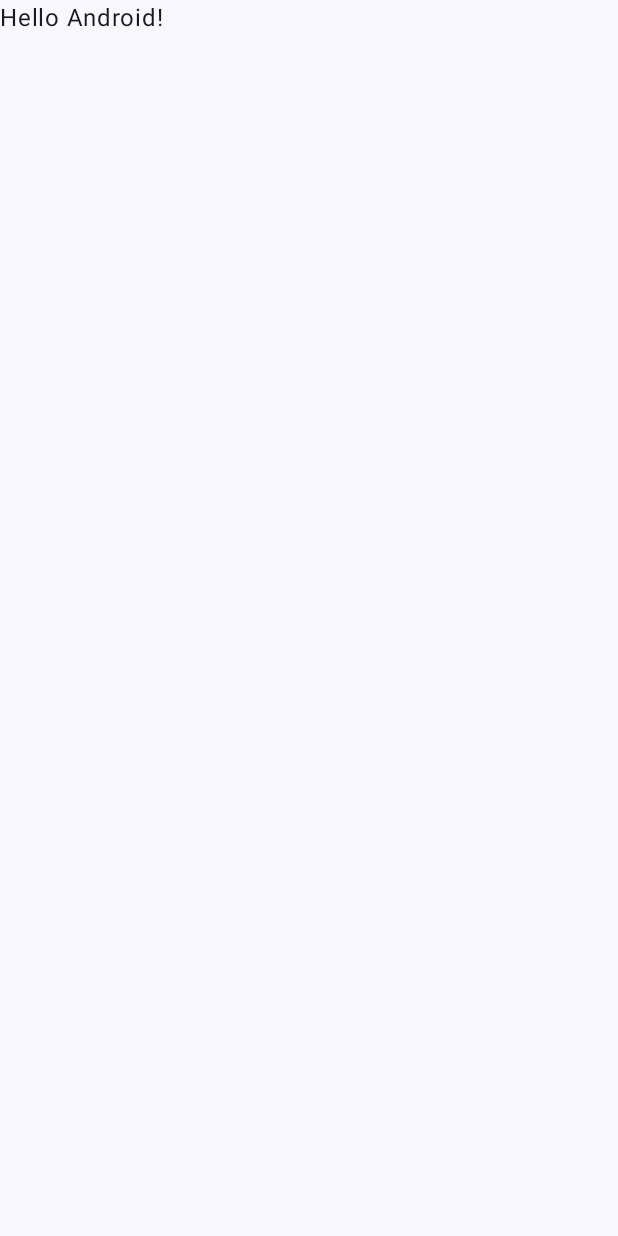
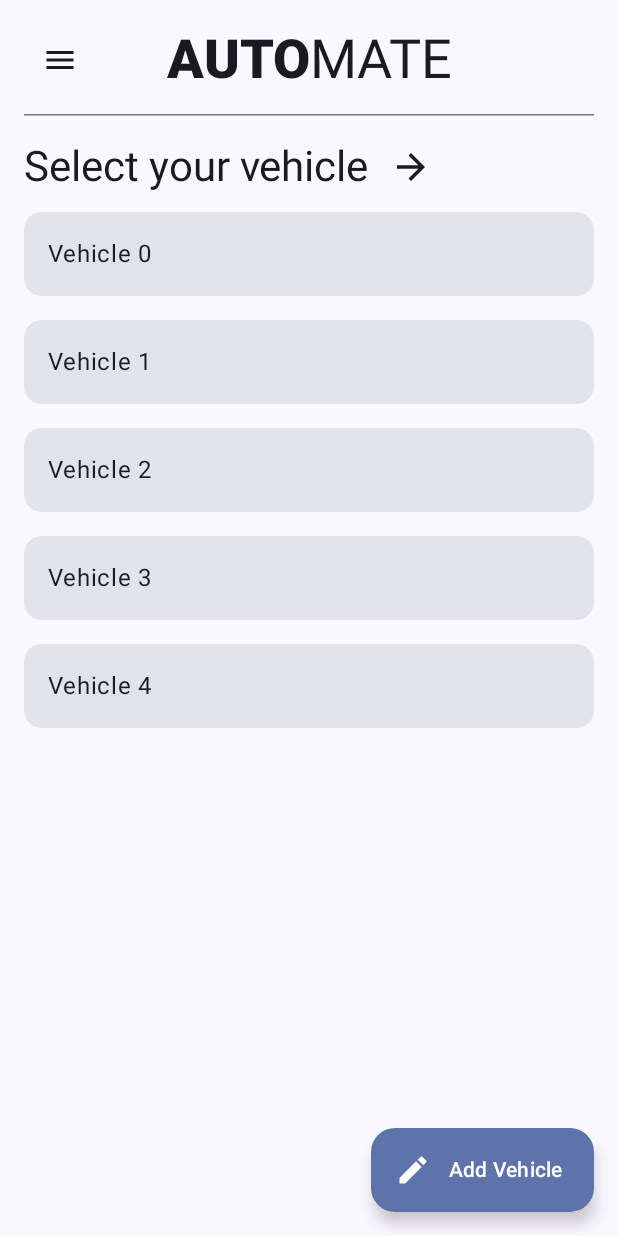
Before and after one commit to JakubNowwwak/AutoMate, an Android app built with Jetpack Compose: the screen it shows after launch (MainActivity), on a phone screen of 412 x 824 dp. Before the commit the screen is almost empty. Run offline under Robolectric (Android 15) with nearby library versions, the phone set to English and light mode, and no system bars.

Commit message:
Creation of the main screen, not functional yet.

```diff
--- a/app/src/main/java/com/example/automate/MainActivity.kt
+++ b/app/src/main/java/com/example/automate/MainActivity.kt
@@ -5,13 +5,10 @@ import androidx.activity.ComponentActivity
 import androidx.activity.compose.setContent
 import androidx.activity.enableEdgeToEdge
 import androidx.compose.foundation.layout.fillMaxSize
-import androidx.compose.foundation.layout.padding
 import androidx.compose.material3.Scaffold
-import androidx.compose.material3.Text
-import androidx.compose.runtime.Composable
 import androidx.compose.ui.Modifier
-import androidx.compose.ui.tooling.preview.Preview
 import com.example.automate.ui.theme.AUTOmateTheme
+import com.example.automate.vehicles.VehiclesScreen
 
 class MainActivity : ComponentActivity() {
     override fun onCreate(savedInstanceState: Bundle?) {
@@ -20,28 +17,9 @@ class MainActivity : ComponentActivity() {
         setContent {
             AUTOmateTheme {
                 Scaffold(modifier = Modifier.fillMaxSize()) { innerPadding ->
-                    Greeting(
-                        name = "Android",
-                        modifier = Modifier.padding(innerPadding)
-                    )
+                    VehiclesScreen()
                 }
             }
         }
     }
 }
-
-@Composable
-fun Greeting(name: String, modifier: Modifier = Modifier) {
-    Text(
-        text = "Hello $name!",
-        modifier = modifier
-    )
-}
-
-@Preview(showBackground = true)
-@Composable
-fun GreetingPreview() {
-    AUTOmateTheme {
-        Greeting("Android")
-    }
-}
--- /dev/null
+++ b/app/src/main/java/com/example/automate/vehicles/VehiclesScreen.kt
@@ -0,0 +1,128 @@
+package com.example.automate.vehicles
+
+import androidx.compose.foundation.layout.Box
+import androidx.compose.foundation.layout.Column
+import androidx.compose.foundation.layout.Row
+import androidx.compose.foundation.layout.Spacer
+import androidx.compose.foundation.layout.fillMaxSize
+import androidx.compose.foundation.layout.fillMaxWidth
+import androidx.compose.foundation.layout.height
+import androidx.compose.foundation.layout.padding
+import androidx.compose.foundation.layout.size
+import androidx.compose.foundation.layout.width
+import androidx.compose.foundation.lazy.LazyColumn
+import androidx.compose.material.icons.Icons
+import androidx.compose.material.icons.filled.ArrowForward
+import androidx.compose.material.icons.filled.Create
+import androidx.compose.material.icons.filled.Menu
+import androidx.compose.material3.Card
+import androidx.compose.material3.ExtendedFloatingActionButton
+import androidx.compose.material3.HorizontalDivider
+import androidx.compose.material3.Icon
+import androidx.compose.material3.IconButton
+import androidx.compose.material3.MaterialTheme
+import androidx.compose.material3.Scaffold
+import androidx.compose.material3.Text
+import androidx.compose.runtime.Composable
+import androidx.compose.ui.Alignment
+import androidx.compose.ui.Modifier
+import androidx.compose.ui.text.SpanStyle
+import androidx.compose.ui.text.buildAnnotatedString
+import androidx.compose.ui.text.font.FontWeight
+import androidx.compose.ui.unit.dp
+
+@Composable
+fun VehiclesScreen(
+    onAddVehicleClick: () -> Unit = {},
+    onVehicleClick: (String) -> Unit = {}
+) {
+    Scaffold(
+        floatingActionButton = {
+            ExtendedFloatingActionButton(
+                text = { Text("Add Vehicle") },
+                icon = { Icon(Icons.Filled.Create, contentDescription = null) },
+                onClick = onAddVehicleClick
+            )
+        }
+    ) { padding ->
+        Column(
+            modifier = Modifier
+                .fillMaxSize()
+                .padding(padding)
+                .padding(16.dp)
+        ) {
+            Box(
+                modifier = Modifier
+                    .fillMaxWidth()
+                    .padding(bottom = 4.dp)
+            ) {
+                IconButton(
+                    onClick = { /* TODO: menu  */ },
+                    modifier = Modifier.align(Alignment.CenterStart)
+                ) {
+                    Icon(
+                        imageVector = Icons.Filled.Menu,
+                        contentDescription = "Menu"
+                    )
+                }
+
+                Text(
+                    text = buildAnnotatedString {
+                        append("AUTO")
+                        addStyle(
+                            style = SpanStyle(fontWeight = FontWeight.W900),
+                            start = 0,
+                            end = 4
+                        )
+                        append("MATE")
+                    },
+                    style = MaterialTheme.typography.headlineLarge.copy(
+                        fontSize = MaterialTheme.typography.displaySmall.fontSize
+                    ),
+                    modifier = Modifier.align(Alignment.Center)
+                )
+            }
+
+            HorizontalDivider(
+                modifier = Modifier
+                    .fillMaxWidth()
+                    .padding(top = 8.dp, bottom = 16.dp),
+                thickness = 1.dp
+            )
+
+            Row(verticalAlignment = Alignment.CenterVertically) {
+                Text(
+                    text = "Select your vehicle",
+                    style = MaterialTheme.typography.headlineMedium
+                )
+                Spacer(modifier = Modifier.width(8.dp))
+                Icon(
+                    imageVector = Icons.Filled.ArrowForward,
+                    contentDescription = null,
+                    modifier = Modifier
+                        .padding(start = 6.dp)
+                        .size(28.dp)
+                )
+            }
+
+            Spacer(modifier = Modifier.height(4.dp))
+
+            LazyColumn {
+                items(5) { index ->
+                    Card(
+                        modifier = Modifier
+                            .fillMaxWidth()
+                            .padding(vertical = 8.dp),
+                        onClick = { onVehicleClick("vehicleId-$index") }
+
+                    ) {
+                        Text(
+                            text = "Vehicle $index",
+                            modifier = Modifier.padding(16.dp)
+                        )
+                    }
+                }
+            }
+        }
+    }
+}
```
